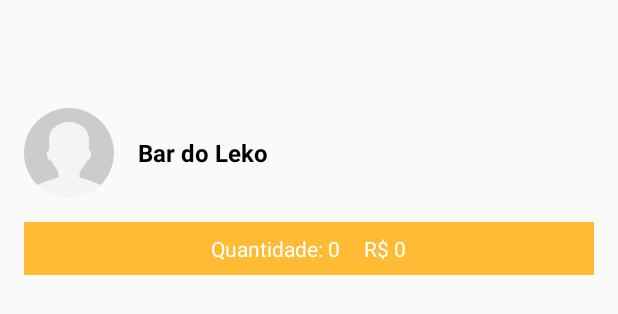
After one commit to EsdrasYan/Projeto-TCC, an Android app: the layout activity_cardapio.xml on its own in the app's theme, with its tools: preview values and no code run, on a phone screen of 412 x 824 dp. The commit adds this screen. Shown: the top 314 px of the screen. Run offline under Robolectric (Android 15) with nearby library versions, the phone set to English and light mode, and no system bars.

Commit message:
Projeto completo

```diff
--- a/app/src/main/java/projeto/idrink/com/br/activity/AutenticacaoActivity.java
+++ b/app/src/main/java/projeto/idrink/com/br/activity/AutenticacaoActivity.java
@@ -5,6 +5,7 @@ import androidx.appcompat.app.AppCompatActivity;
 import projeto.idrink.com.br.R;
 import projeto.idrink.com.br.helper.ConfigFirebase;
 import projeto.idrink.com.br.helper.UsuarioFirebase;
+import projeto.idrink.com.br.model.Empresa;
 
 import android.content.Intent;
 import android.os.Bundle;
@@ -76,6 +77,10 @@ public class AutenticacaoActivity extends AppCompatActivity {
                                         Toast.makeText(AutenticacaoActivity.this, "Cadastro realizado com sucesso!", Toast.LENGTH_LONG).show();
                                        String tipoUsuario = getTipoUsuario();
                                        UsuarioFirebase.atualizarTipoUsuario(tipoUsuario);
+                                       Empresa empresa = new Empresa();
+                                       Integer img = R.drawable.perfil;
+                                       empresa.setImgUrl(img.toString());
+
                                         abrirTelaHome(tipoUsuario);
                                     }else{
                                         String erroExcecao = "";
@@ -135,7 +140,7 @@ public class AutenticacaoActivity extends AppCompatActivity {
     }
     private void abrirTelaHome(String tipoUsuario){
        if(tipoUsuario.equals("E")){ //empresa
-           startActivity(new Intent(getApplicationContext(), EmpresaActivity.class));
+           startActivity(new Intent(getApplicationContext(), ConfigEmpresaActivity.class));
        }else{ //Usuário
            startActivity(new Intent(getApplicationContext(), HomeActivity.class));
        }
--- a/app/src/main/java/projeto/idrink/com/br/activity/ConfigEmpresaActivity.java
+++ b/app/src/main/java/projeto/idrink/com/br/activity/ConfigEmpresaActivity.java
@@ -121,6 +121,7 @@ public class ConfigEmpresaActivity extends AppCompatActivity {
                         empresa.setImgUrl(urlImg);
                         empresa.salvar();
                         finish();
+                        startActivity(new Intent(getApplicationContext(), EmpresaActivity.class));
                     }else{
                         exibirMensagem("Digite a taxa de entrega!");
                     }
--- /dev/null
+++ b/app/src/main/res/layout/activity_cardapio.xml
@@ -0,0 +1,93 @@
+<?xml version="1.0" encoding="utf-8"?>
+<LinearLayout xmlns:android="http://schemas.android.com/apk/res/android"
+    xmlns:app="http://schemas.android.com/apk/res-auto"
+    xmlns:tools="http://schemas.android.com/tools"
+    android:layout_width="match_parent"
+    android:layout_height="match_parent"
+    android:orientation="vertical"
+    tools:context=".activity.CardapioActivity">
+
+    <androidx.appcompat.widget.Toolbar
+        android:id="@+id/toolbarProdutos"
+        android:layout_width="match_parent"
+        android:layout_height="wrap_content">
+    </androidx.appcompat.widget.Toolbar>
+
+    <LinearLayout
+        android:layout_width="match_parent"
+        android:layout_height="match_parent"
+        android:orientation="vertical">
+
+        <LinearLayout
+            android:layout_width="match_parent"
+            android:layout_height="wrap_content"
+            android:layout_margin="16dp"
+            android:gravity="center"
+            android:orientation="horizontal">
+
+            <de.hdodenhof.circleimageview.CircleImageView
+                android:id="@+id/imgEmpresaCardapio"
+                android:layout_width="60dp"
+                android:layout_height="60dp"
+                android:src="@drawable/perfil" />
+
+            <TextView
+                android:id="@+id/txtNomeEmpresaCardapio"
+                android:layout_width="match_parent"
+                android:layout_height="wrap_content"
+                android:layout_marginLeft="16dp"
+                android:text="Bar do Leko"
+                android:textColor="@color/common_google_signin_btn_text_dark_focused"
+                android:textSize="16sp"
+                android:textStyle="bold" />
+
+        </LinearLayout>
+
+        <LinearLayout
+            android:layout_width="match_parent"
+            android:layout_height="wrap_content"
+            android:layout_marginLeft="16dp"
+            android:layout_marginRight="16dp"
+            android:layout_marginBottom="16dp"
+            android:background="@android:color/holo_orange_light"
+            android:gravity="center"
+            android:orientation="horizontal">
+
+<!--            <TextView
+                android:id="@+id/textCarrinho"
+                android:layout_width="wrap_content"
+                android:layout_height="wrap_content"
+                android:onClick="abrirTelaCarrinho"
+                android:padding="8dp"
+                android:text="Ver Carrinho"
+                android:textColor="@color/common_google_signin_btn_text_dark_pressed" />-->
+
+            <TextView
+                android:id="@+id/textCarrinhoQtd"
+                android:layout_width="wrap_content"
+                android:layout_height="wrap_content"
+                android:padding="8dp"
+                android:text="Quantidade: 0"
+                android:textColor="@color/common_google_signin_btn_text_dark_pressed" />
+
+            <TextView
+                android:id="@+id/txtVlTotal"
+                android:layout_width="wrap_content"
+                android:layout_height="wrap_content"
+                android:padding="8dp"
+                android:text="R$ 0"
+                android:textColor="@color/common_google_signin_btn_text_dark_pressed" />
+        </LinearLayout>
+
+        <androidx.recyclerview.widget.RecyclerView
+            android:id="@+id/recyclerProdutoCardapio"
+            android:layout_width="match_parent"
+            android:layout_height="match_parent"
+            android:layout_marginLeft="16dp"
+            android:layout_marginRight="16dp"
+            android:layout_marginBottom="16dp" >
+
+        </androidx.recyclerview.widget.RecyclerView>
+    </LinearLayout>
+
+</LinearLayout>
--- a/app/src/main/res/layout/activity_config_empresa.xml
+++ b/app/src/main/res/layout/activity_config_empresa.xml
@@ -41,16 +41,27 @@
             android:inputType="text|textCapSentences"
             android:padding="16dp" />
 
-        <EditText
+        <com.santalu.maskedittext.MaskEditText
+            android:id="@+id/editCpfCnpj"
+            android:layout_width="match_parent"
+            android:layout_height="wrap_content"
+            android:layout_marginTop="-2dp"
+            android:background="@drawable/bg_edit_text"
+            android:hint="CNPJ"
+            android:inputType="number"
+            android:padding="16dp"
+            app:met_mask="##.###.###/####.##" />
+
+<!--        <EditText
             android:id="@+id/editCpfCnpj"
             android:layout_width="match_parent"
             android:layout_height="wrap_content"
             android:layout_marginTop="-2dp"
             android:background="@drawable/bg_edit_text"
             android:ems="10"
-            android:hint="CPF/CNPJ"
+            android:hint="CNPJ"
             android:inputType="text"
-            android:padding="16dp" />
+            android:padding="16dp" />-->
 
         <com.santalu.maskedittext.MaskEditText
             android:id="@+id/editTempoEstimado"
@@ -60,7 +71,7 @@
             android:background="@drawable/bg_edit_text"
             android:hint="Tempo Estimado de Entrega"
             android:inputType="text"
-            app:met_mask="## Min"
+            app:met_mask="##-min"
             android:padding="16dp"
             />
 <!--        <EditText
--- a/build.gradle
+++ b/build.gradle
@@ -20,7 +20,7 @@ allprojects {
     repositories {
         google()
         jcenter()
-
+        maven {url "https://jitpack.io"}
     }
 }
 
```
Also changed, not shown: app/src/main/res/drawable-v24/idrink.jpeg (added), app/src/main/res/drawable/idrink.jpeg (deleted).
